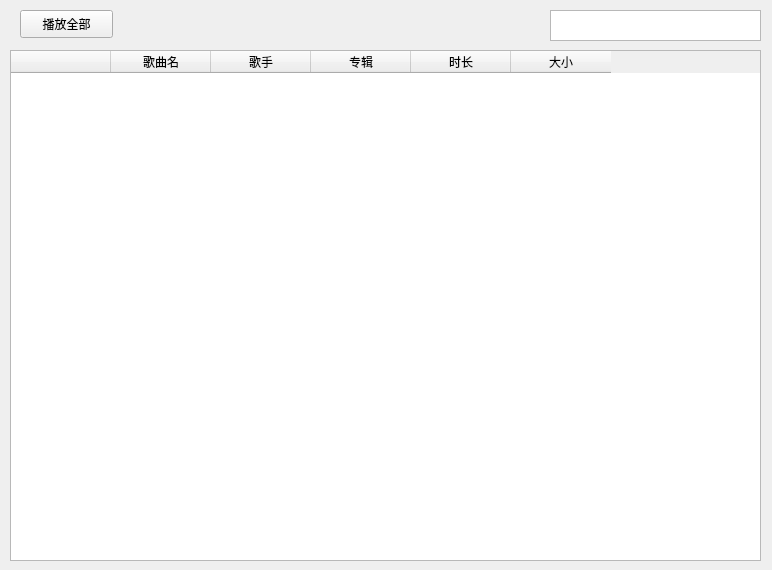
This is contentwidget.ui in chonlon/ColdMusic as Qt 5 draws it before an edit. The edited form follows.
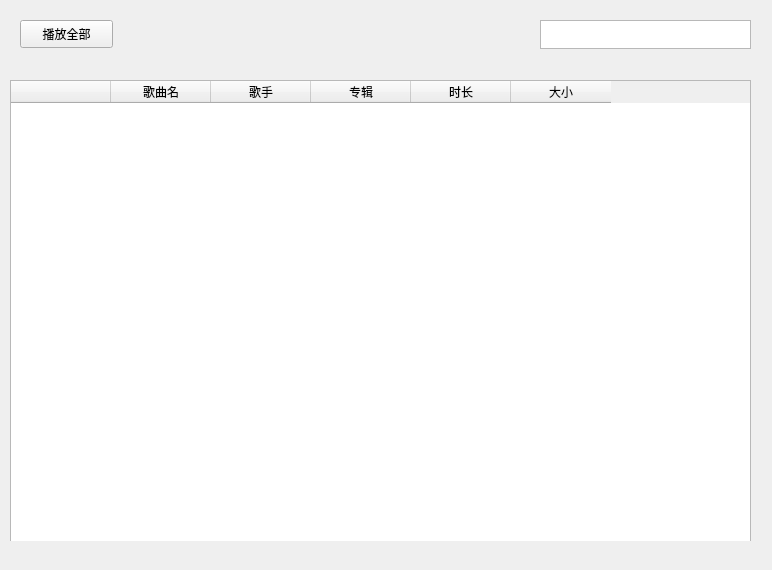
This is the edited form. Icons and pictures are not drawn.

The edit to the form file:
```diff
--- a/contentwidget.ui
+++ b/contentwidget.ui
@@ -25,18 +25,51 @@
   <property name="windowTitle">
    <string>Form</string>
   </property>
-  <widget class="QTableWidget" name="tableWidget">
+  <widget class="QWidget" name="contentWindow" native="true">
    <property name="geometry">
     <rect>
      <x>10</x>
-     <y>50</y>
+     <y>10</y>
      <width>751</width>
-     <height>511</height>
+     <height>551</height>
     </rect>
+   </property>
+   <widget class="QWidget" name="tableWindow" native="true">
+    <property name="geometry">
+     <rect>
+      <x>0</x>
+      <y>50</y>
+      <width>741</width>
+      <height>481</height>
+     </rect>
+    </property>
+    <widget class="QTableWidget" name="tableWidget">
+     <property name="geometry">
+      <rect>
+       <x>0</x>
+       <y>20</y>
+       <width>741</width>
+       <height>491</height>
+      </rect>
+     </property>
+     <property name="styleSheet">
+      <string notr="true">QHeaderView                    // QTableWidget 标题头整个区域
+{
+    background:rgba(255,255,255,128);        // 整个标题头区域背景色
+}
+background-color:rgba(255,255,255,128)
+
+QScrollBar::handle:vertical        // 垂直滚动条 handle
+{
+    background: rgba(255,255,255,20%); // 垂直滚动条 handle 的背景色
+    border: 0px solid grey;            // 垂直滚动条 handle 边框
+    border-radius:3px;                 // 垂直滚动条 handle 圆角
+    width: 8px;                        // 垂直滚动条 handle 宽度
+}</string>
    </property>
    <column>
     <property name="text">
-     <string> </string>
+       <string/>
     </property>
    </column>
    <column>
@@ -65,10 +98,11 @@
     </property>
    </column>
   </widget>
+   </widget>
   <widget class="QPushButton" name="pushButton">
    <property name="geometry">
     <rect>
-     <x>20</x>
+      <x>10</x>
      <y>10</y>
      <width>93</width>
      <height>28</height>
@@ -81,12 +115,17 @@
   <widget class="QTextEdit" name="textEdit">
    <property name="geometry">
     <rect>
-     <x>550</x>
+      <x>530</x>
      <y>10</y>
      <width>211</width>
-     <height>31</height>
-    </rect>
-   </property>
+      <height>29</height>
+     </rect>
+    </property>
+    <property name="styleSheet">
+     <string notr="true">font: 9pt &quot;Microsoft YaHei UI&quot;;
+border-image: url(:/background/resource/background/blue_transparent.png);</string>
+    </property>
+   </widget>
   </widget>
  </widget>
  <resources/>
```
Lines whose indentation alone changed are shown as unchanged.
